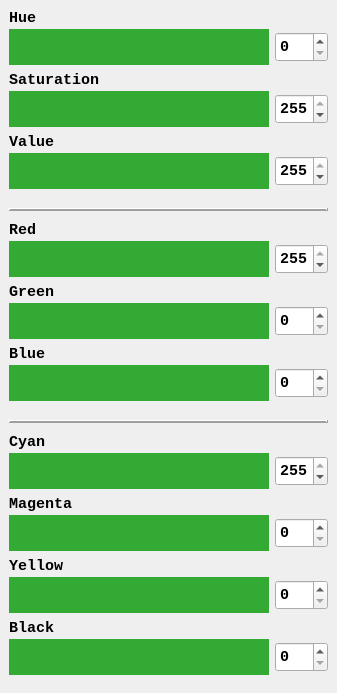
Above: Views/sliders.ui from mortalis13/Qt-Color-Picker-Qt before the change. Below: the same form after it.
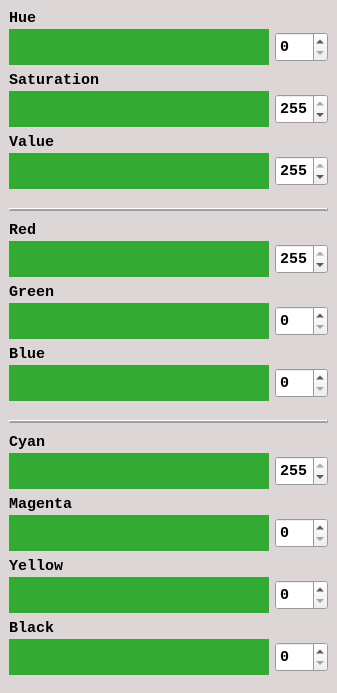
That is the form after the change. Custom widgets are drawn as their Qt base class.

Patch:
```diff
--- a/Views/sliders.ui
+++ b/Views/sliders.ui
@@ -10,6 +10,70 @@
     <height>693</height>
    </rect>
   </property>
+  <property name="palette">
+   <palette>
+    <active>
+     <colorrole role="Base">
+      <brush brushstyle="SolidPattern">
+       <color alpha="255">
+        <red>255</red>
+        <green>255</green>
+        <blue>255</blue>
+       </color>
+      </brush>
+     </colorrole>
+     <colorrole role="Window">
+      <brush brushstyle="SolidPattern">
+       <color alpha="255">
+        <red>221</red>
+        <green>214</green>
+        <blue>214</blue>
+       </color>
+      </brush>
+     </colorrole>
+    </active>
+    <inactive>
+     <colorrole role="Base">
+      <brush brushstyle="SolidPattern">
+       <color alpha="255">
+        <red>255</red>
+        <green>255</green>
+        <blue>255</blue>
+       </color>
+      </brush>
+     </colorrole>
+     <colorrole role="Window">
+      <brush brushstyle="SolidPattern">
+       <color alpha="255">
+        <red>221</red>
+        <green>214</green>
+        <blue>214</blue>
+       </color>
+      </brush>
+     </colorrole>
+    </inactive>
+    <disabled>
+     <colorrole role="Base">
+      <brush brushstyle="SolidPattern">
+       <color alpha="255">
+        <red>221</red>
+        <green>214</green>
+        <blue>214</blue>
+       </color>
+      </brush>
+     </colorrole>
+     <colorrole role="Window">
+      <brush brushstyle="SolidPattern">
+       <color alpha="255">
+        <red>221</red>
+        <green>214</green>
+        <blue>214</blue>
+       </color>
+      </brush>
+     </colorrole>
+    </disabled>
+   </palette>
+  </property>
   <property name="windowTitle">
    <string>Sliders</string>
   </property>
```
